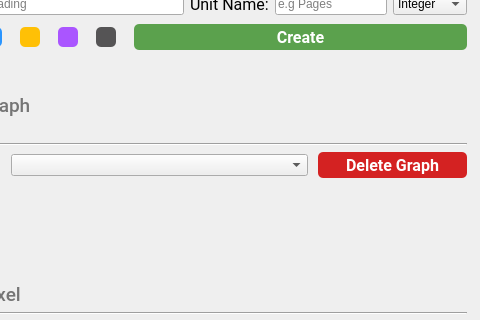
The window that Pixela-Manager-Qt_v001.ui (sfbarts/Pixela-Manager) describes before a commit, drawn with Qt 5; both pictures show x 114 to 594 and y 137 to 457 of the 594 by 804 pixel window.
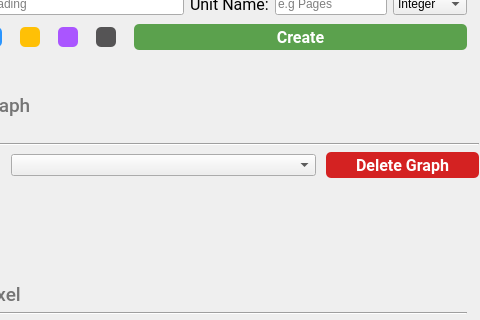
The same window after the commit. Icons and pictures are not drawn.

Commit message: Updated method of work with class extension, updated ui file

What changed in the file:
```diff
--- a/Pixela-Manager-Qt_v001.ui
+++ b/Pixela-Manager-Qt_v001.ui
@@ -48,7 +48,7 @@
 	border-radius: 5px;
 }</string>
   </property>
-  <widget class="QWidget" name="">
+  <widget class="QWidget" name="layoutWidget">
    <property name="geometry">
     <rect>
      <x>20</x>
@@ -274,7 +274,7 @@
     </item>
    </layout>
   </widget>
-  <widget class="QWidget" name="">
+  <widget class="QWidget" name="layoutWidget">
    <property name="geometry">
     <rect>
      <x>20</x>
@@ -397,7 +397,7 @@
     </item>
    </layout>
   </widget>
-  <widget class="QWidget" name="">
+  <widget class="QWidget" name="layoutWidget">
    <property name="geometry">
     <rect>
      <x>20</x>
@@ -698,12 +698,12 @@
     </item>
    </layout>
   </widget>
-  <widget class="QWidget" name="">
+  <widget class="QWidget" name="layoutWidget">
    <property name="geometry">
     <rect>
      <x>20</x>
      <y>210</y>
-     <width>561</width>
+     <width>573</width>
      <height>183</height>
     </rect>
    </property>
```
Left out of the diff: 2 changed lines with no effect on the pictures. The commit also changes 1 other file.
